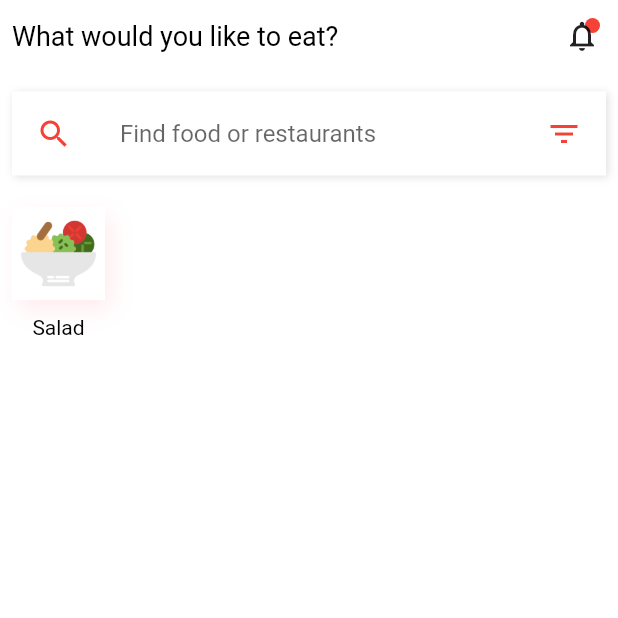
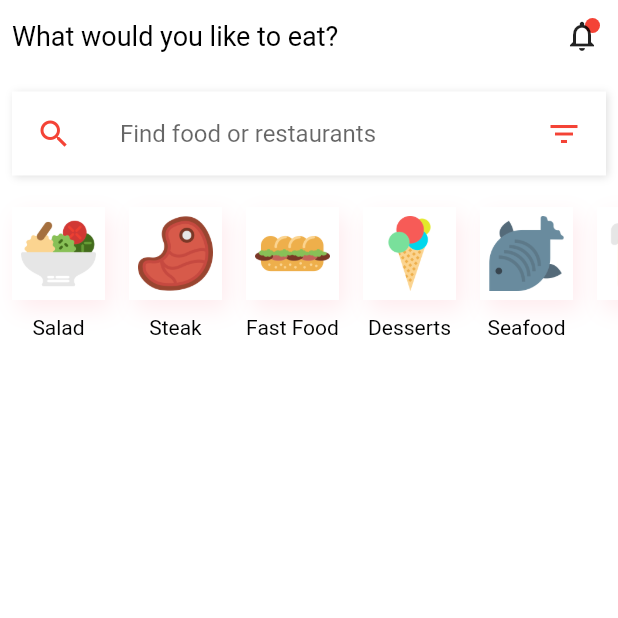
Before and after one commit to PatrickChow0803/Flutter_Food, a Flutter app: the screen it shows after launch, on a phone screen of 412 x 824 dp, the top half of it. Run offline on Flutter 3.47's test engine with Material 2 defaults, Android fonts, the phone set to English and light mode, and no system bars.

Commit message:
Added some categories for testing

```diff
--- a/lib/src/widgets/categories.dart
+++ b/lib/src/widgets/categories.dart
@@ -5,10 +5,12 @@ import '../commons.dart';
 import 'custom_text.dart';
 
 List<Category> categoriesList = [
-  Category(
-    name: "Salad",
-    image: "salad.png",
-  ),
+  Category(name: "Salad", image: "salad.png"),
+  Category(name: "Steak", image: "steak.png"),
+  Category(name: "Fast Food", image: "sandwich.png"),
+  Category(name: "Desserts", image: "ice-cream.png"),
+  Category(name: "Seafood", image: "fish.png"),
+  Category(name: "Beer", image: "pint.png"),
 ];
 
 class Categories extends StatelessWidget {
```
